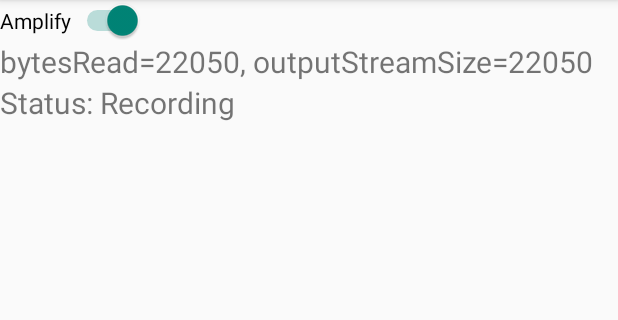
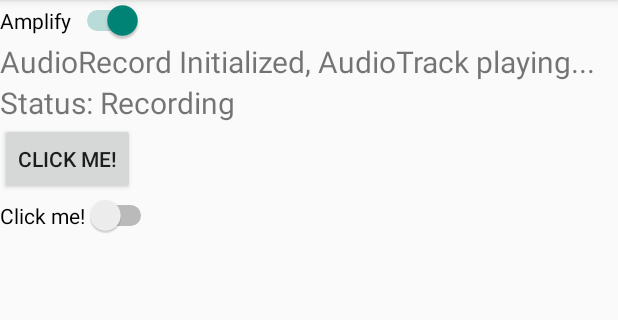
Before and after one commit to bediaz/earamp, an Android app: the screen it shows after launch (MainActivity), after a tap on "Amplify", on a phone screen of 412 x 824 dp, the part 84-404 px from its top. Run offline under Robolectric (Android 15) with nearby library versions, the phone set to English and light mode, and no system bars.

Commit message:
echo fix
using audiorecord/track for simultaneous record and play

```diff
--- a/app/src/main/java/me/lefdef/hearitall/Amplify.java
+++ b/app/src/main/java/me/lefdef/hearitall/Amplify.java
@@ -1,10 +1,10 @@
 package me.lefdef.hearitall;
 
+import android.media.AudioFormat;
 import android.media.AudioManager;
 import android.media.AudioRecord;
 import android.media.AudioTrack;
 import android.media.MediaRecorder;
-import android.media.AudioFormat;
 import android.os.AsyncTask;
 import android.util.Log;
 
@@ -23,6 +23,7 @@ public class Amplify {
     final int AUDIO_FORMAT = AudioFormat.ENCODING_PCM_16BIT; // Guaranteed to be supported by devices. 8BIT is not
     //endregion
 
+
     AudioRecord _audioRecord;
     AudioTrack _audioTrack;
     byte[] _buffer;
@@ -30,44 +31,62 @@ public class Amplify {
 
 
     public Amplify() {
+
         int inBufferSize = AudioRecord.getMinBufferSize(SAMPLE_RATE, CHANNEL_CONFIG_IN, AUDIO_FORMAT);
-        int outBufferSize = AudioRecord.getMinBufferSize(SAMPLE_RATE, CHANNEL_CONFIG_OUT, AUDIO_FORMAT);
         _audioRecord = new AudioRecord(MediaRecorder.AudioSource.MIC, SAMPLE_RATE, CHANNEL_CONFIG_IN, AUDIO_FORMAT, inBufferSize);
+
         // TODO: remove blocking on play
+        int outBufferSize = AudioTrack.getMinBufferSize(SAMPLE_RATE, CHANNEL_CONFIG_OUT, AUDIO_FORMAT);
         _audioTrack = new AudioTrack(AudioManager.STREAM_MUSIC, SAMPLE_RATE, CHANNEL_CONFIG_OUT, AUDIO_FORMAT, outBufferSize, AudioTrack.MODE_STREAM);
         _buffer = new byte[inBufferSize];
     }
+
+    boolean _isRecording;
 
     public void startListeningAndPlay() {
         new AsyncTask<Void, String, Void>() {
             @Override
             protected Void doInBackground(Void... voids) {
+                if(_audioRecord.getState() != AudioRecord.STATE_INITIALIZED) {
+                    publishProgress("AudioRecord Failed to Initialize...");
+                    Log.i(TAG, "AudioRecord Failed to Initialize...");
+                    return null;
+                }
+
+
+
                 _audioRecord.startRecording();
-
-                if(_audioRecord.getState() != AudioRecord.STATE_INITIALIZED) {
-                    publishProgress("failed to initialize...");
-                    Log.i(TAG, "failed to initialize...");
-                }
 
                 ByteArrayOutputStream stream = new ByteArrayOutputStream();
                 long lastTime = 0;
+                if(_audioTrack.getPlayState() != AudioTrack.PLAYSTATE_PLAYING) {
+                    _audioTrack.play();
+                }
 
-                while (AudioRecord.RECORDSTATE_RECORDING == _audioRecord.getRecordingState()) {
-                    int bytesRead = _audioRecord.read(_buffer, 0, _buffer.length);
-                    stream.write(_buffer, 0, bytesRead);
+                publishProgress("AudioRecord Initialized, AudioTrack playing...");
+                Log.i(TAG, "AudioRecord Initialized, AudioTrack playing...");
 
-                    if(System.currentTimeMillis() - lastTime > 1000) {
-                        publishProgress(String.format("bytesRead=%1$s, outputStreamSize=%2$s", bytesRead, stream.size()));
-                        Log.i(TAG, String.format("bytesRead=%1$s, outputStreamSize=%2$s", bytesRead, stream.size()));
-                        lastTime = System.currentTimeMillis();
-                    }
-                    if(_audioTrack.getPlayState() != AudioTrack.PLAYSTATE_PLAYING) {
-                        _audioTrack.play();
-                    }
+                _isRecording = AudioRecord.RECORDSTATE_RECORDING == _audioRecord.getRecordingState();
+
+                int bytesRead;
+
+                while (_isRecording) {
+                    bytesRead = _audioRecord.read(_buffer, 0, 1024);
+                   // stream.write(_buffer, 0, bytesRead);
+
+//                    if(System.currentTimeMillis() - lastTime > 1000) {
+//                        publishProgress(String.format("bytesRead=%1$s, outputStreamSize=%2$s", bytesRead, stream.size()));
+//                        Log.i(TAG, String.format("bytesRead=%1$s, outputStreamSize=%2$s", bytesRead, stream.size()));
+//                        lastTime = System.currentTimeMillis();
+//                    }
+
                     _audioTrack.write(_buffer, 0, bytesRead);
+                }
 
-                }
-                publishProgress("");
+                publishProgress("Stopping AudioRecord and AudioTrack...");
+
+                _audioRecord.stop();
+                _audioTrack.pause();
 
                 return null;
             }
@@ -84,8 +103,8 @@ public class Amplify {
     }
 
     public void stopListeningAndPlay() {
-        _audioRecord.stop();
-        _audioTrack.pause();
+        _isRecording = false;
+
 //        new AsyncTask<Void, String, Void>() {
 //            @Override
 //            protected Void doInBackground(Void... voids) {
--- a/app/src/main/java/me/lefdef/hearitall/MainActivity.java
+++ b/app/src/main/java/me/lefdef/hearitall/MainActivity.java
@@ -1,7 +1,9 @@
 package me.lefdef.hearitall;
 
 import android.app.Activity;
+import android.content.Context;
 import android.content.Intent;
+import android.media.AudioManager;
 import android.net.wifi.p2p.WifiP2pManager;
 import android.os.Bundle;
 import android.util.Log;
@@ -16,6 +18,8 @@ public class MainActivity extends Activity {
 
     final String TAG = "MAINACTIVITY";
 
+    AudioManager _am	= null;
+
     TextView amplifyTextViewState;
     TextView amplifyTextView;
     Switch enable_switch;
@@ -25,13 +29,14 @@ public class MainActivity extends Activity {
     protected void onCreate(Bundle savedInstanceState) {
         super.onCreate(savedInstanceState);
 
+        setVolumeControlStream(AudioManager.MODE_IN_COMMUNICATION);
+        _am = (AudioManager)this.getSystemService(Context.AUDIO_SERVICE);
+        _am.setMode(AudioManager.MODE_IN_COMMUNICATION);
         _amplify = new Amplify();
         _amplify.setOnRecordStatusChangeListener(new Amplify.OnRecordStatusChangeListener() {
             @Override
             public void onRecordStatusChanged(String message, boolean status) {
-                if(status) {
-                    amplifyTextView.setText(String.format(message));//"Switch enabled? %s", enable_switch.isChecked()));
-                }
+                amplifyTextView.setText(String.format(message));//"Switch enabled? %s", enable_switch.isChecked()));
 
                 String state = String.format("Status: %s", status ? "Recording" : "Not Recording");
                 amplifyTextViewState.setText(state);
@@ -46,6 +51,7 @@ public class MainActivity extends Activity {
         amplifyTextViewState = (TextView)findViewById(R.id.amplify_textview_state);
         amplifyTextView = (TextView)findViewById(R.id.amplify_textview);
         enable_switch = (Switch)findViewById(R.id.amplify_switch);
+        enable_switch.setSoundEffectsEnabled(false);
 
         enable_switch.setOnClickListener(new View.OnClickListener() {
             @Override
--- a/app/src/main/res/layout/activity_main.xml
+++ b/app/src/main/res/layout/activity_main.xml
@@ -9,6 +9,7 @@
         android:layout_width="wrap_content"
         android:layout_height="wrap_content"
         android:text="@string/amplify_switch"
+        android:soundEffectsEnabled="false"
         />
 
     <TextView android:id="@+id/amplify_textview"
@@ -27,4 +28,17 @@
         android:textSize="20dp"
         android:text="@string/amplify_textview_state" />
 
+    <Button
+        android:id="@+id/dumBtn"
+        android:layout_width="wrap_content"
+        android:layout_height="wrap_content"
+        android:layout_below="@id/amplify_textview_state"
+        android:text="click me!"/>
+    <Switch
+        android:layout_width="wrap_content"
+        android:layout_height="wrap_content"
+        android:layout_below="@id/dumBtn"
+        android:text="Click me!"
+        />
+
 </RelativeLayout>
```
